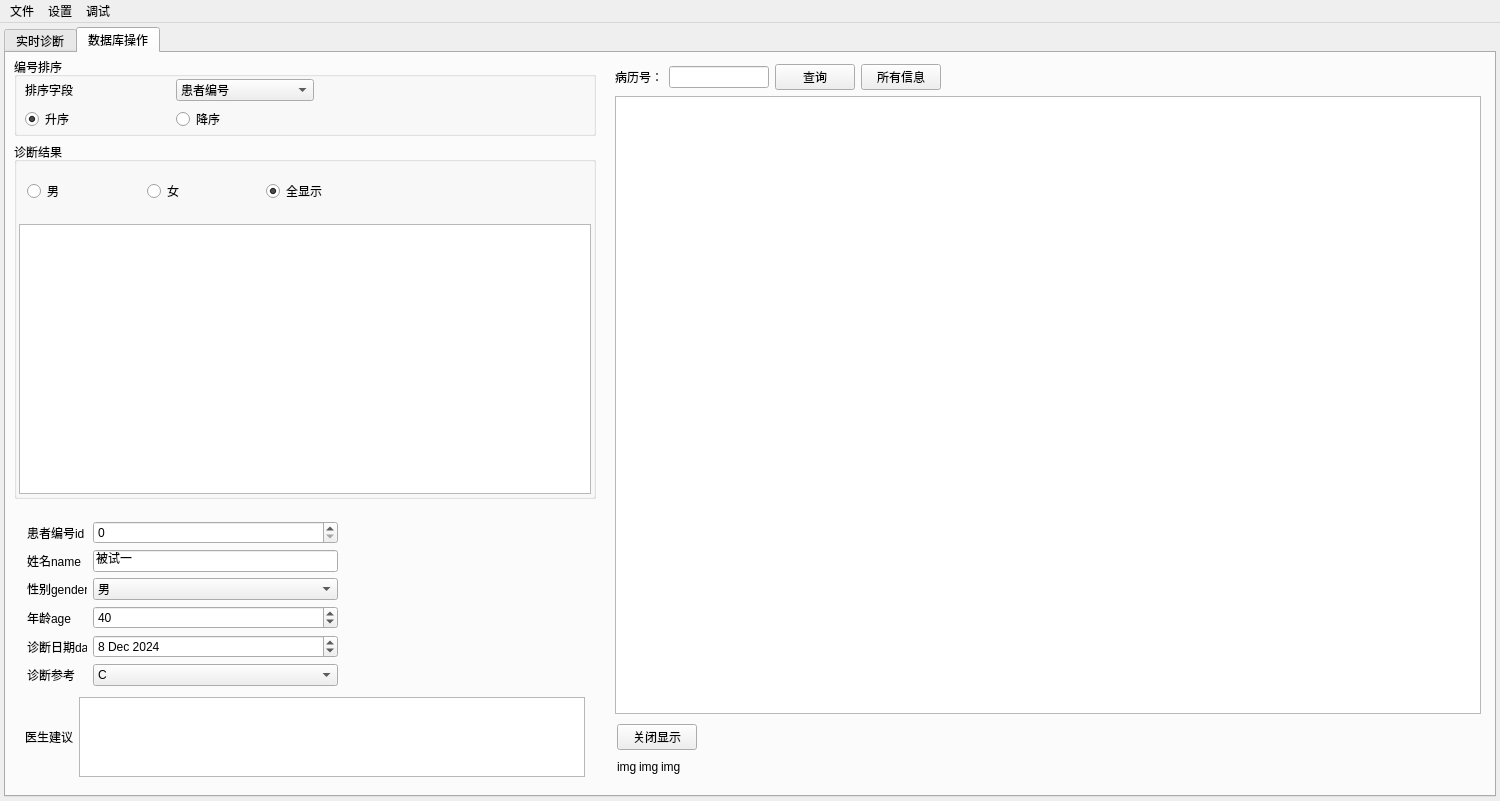
First picture: the form in assets/ui/microslidewindow.ui, repository yanboli0825/MicroSlide, before the edit.
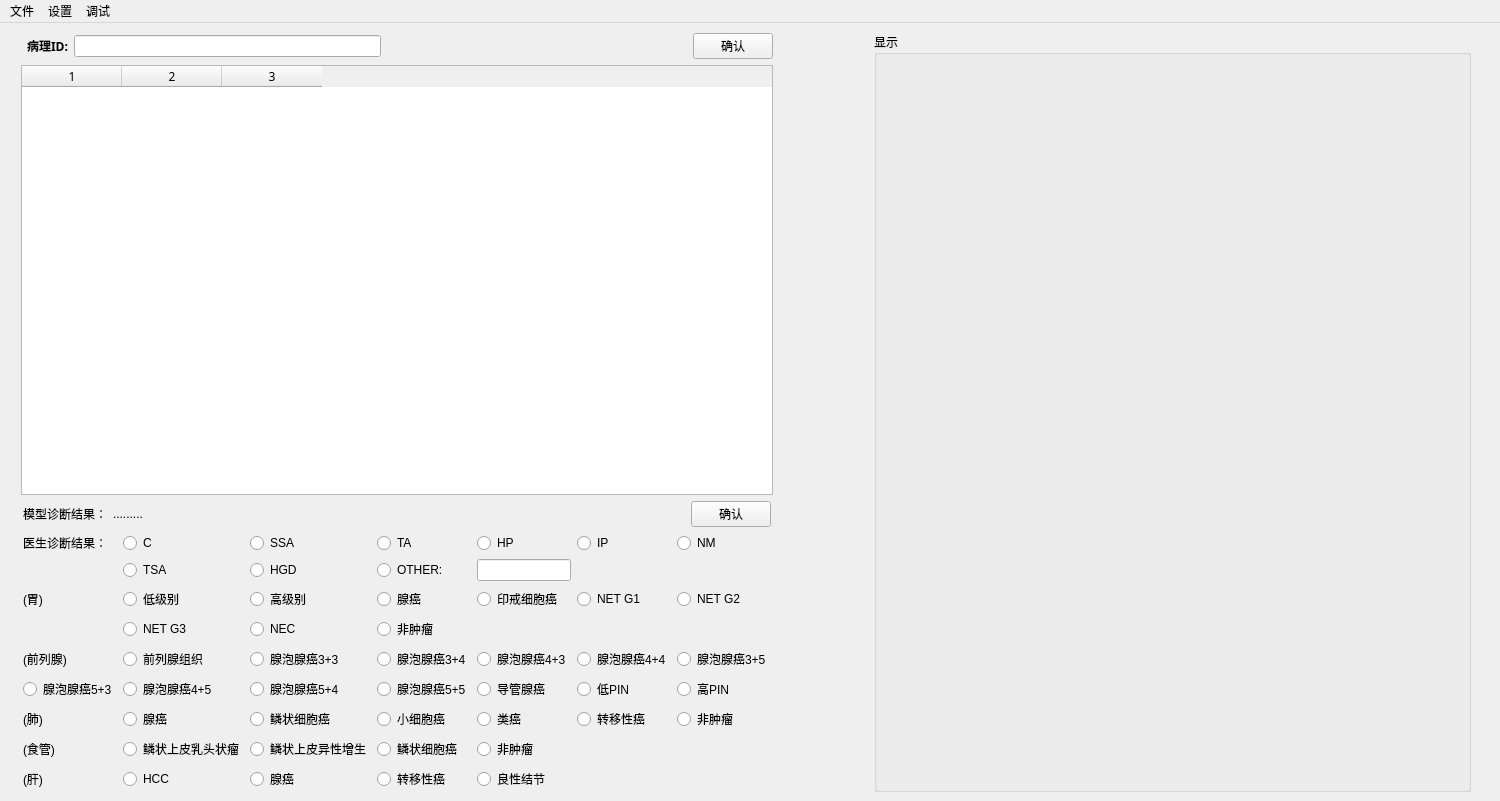
Second picture: the form after the edit. The open tabs and pages were chosen to show the change. Custom widgets are drawn as their Qt base class.

Diff of the .ui file:
```diff
--- a/assets/ui/microslidewindow.ui
+++ b/assets/ui/microslidewindow.ui
@@ -14,47 +14,7 @@
    <string>MainWindow</string>
   </property>
   <widget class="QWidget" name="centralwidget">
-   <layout class="QHBoxLayout" name="horizontalLayout" stretch="0">
-    <property name="spacing">
-     <number>6</number>
-    </property>
-    <property name="leftMargin">
-     <number>4</number>
-    </property>
-    <property name="topMargin">
-     <number>4</number>
-    </property>
-    <property name="rightMargin">
-     <number>4</number>
-    </property>
-    <property name="bottomMargin">
-     <number>4</number>
-    </property>
-    <item>
-     <widget class="QTabWidget" name="tabWidget">
-      <property name="currentIndex">
-       <number>0</number>
-      </property>
-      <widget class="QWidget" name="tab1_dignose">
-       <attribute name="title">
-        <string>实时诊断</string>
-       </attribute>
-       <layout class="QVBoxLayout" name="verticalLayout">
-        <property name="spacing">
-         <number>2</number>
-        </property>
-        <property name="leftMargin">
-         <number>0</number>
-        </property>
-        <property name="topMargin">
-         <number>0</number>
-        </property>
-        <property name="rightMargin">
-         <number>0</number>
-        </property>
-        <property name="bottomMargin">
-         <number>0</number>
-        </property>
+   <layout class="QHBoxLayout" name="horizontalLayout">
         <item>
          <layout class="QHBoxLayout" name="horizontalLayout_2" stretch="1,0,4">
           <property name="leftMargin">
@@ -703,591 +663,6 @@
         </item>
        </layout>
       </widget>
-      <widget class="QWidget" name="tab2_databse">
-       <attribute name="title">
-        <string>数据库操作</string>
-       </attribute>
-       <layout class="QHBoxLayout" name="horizontalLayout_4" stretch="2,3">
-        <property name="leftMargin">
-         <number>4</number>
-        </property>
-        <property name="topMargin">
-         <number>2</number>
-        </property>
-        <property name="rightMargin">
-         <number>4</number>
-        </property>
-        <property name="bottomMargin">
-         <number>2</number>
-        </property>
-        <item>
-         <widget class="QWidget" name="widget_db" native="true">
-          <layout class="QVBoxLayout" name="verticalLayout_2" stretch="1,5,4">
-           <property name="leftMargin">
-            <number>4</number>
-           </property>
-           <property name="topMargin">
-            <number>2</number>
-           </property>
-           <property name="rightMargin">
-            <number>4</number>
-           </property>
-           <property name="bottomMargin">
-            <number>2</number>
-           </property>
-           <item>
-            <widget class="QGroupBox" name="groupBox_sort">
-             <property name="title">
-              <string>编号排序</string>
-             </property>
-             <layout class="QVBoxLayout" name="verticalLayout_5">
-              <property name="leftMargin">
-               <number>2</number>
-              </property>
-              <property name="topMargin">
-               <number>2</number>
-              </property>
-              <property name="rightMargin">
-               <number>2</number>
-              </property>
-              <property name="bottomMargin">
-               <number>2</number>
-              </property>
-              <item>
-               <layout class="QGridLayout" name="gridLayout" rowstretch="1,1" columnstretch="1,1,2">
-                <property name="leftMargin">
-                 <number>6</number>
-                </property>
-                <property name="horizontalSpacing">
-                 <number>12</number>
-                </property>
-                <item row="0" column="0">
-                 <widget class="QLabel" name="label_5">
-                  <property name="text">
-                   <string>排序字段</string>
-                  </property>
-                 </widget>
-                </item>
-                <item row="0" column="1">
-                 <widget class="QComboBox" name="combo_sort">
-                  <item>
-                   <property name="text">
-                    <string>患者编号</string>
-                   </property>
-                  </item>
-                 </widget>
-                </item>
-                <item row="0" column="2">
-                 <spacer name="horizontalSpacer_2">
-                  <property name="orientation">
-                   <enum>Qt::Orientation::Horizontal</enum>
-                  </property>
-                  <property name="sizeHint" stdset="0">
-                   <size>
-                    <width>40</width>
-                    <height>20</height>
-                   </size>
-                  </property>
-                 </spacer>
-                </item>
-                <item row="1" column="0">
-                 <widget class="QRadioButton" name="rdBtn_up">
-                  <property name="text">
-                   <string>升序</string>
-                  </property>
-                  <property name="checked">
-                   <bool>true</bool>
-                  </property>
-                 </widget>
-                </item>
-                <item row="1" column="1">
-                 <widget class="QRadioButton" name="rdBtn_down">
-                  <property name="text">
-                   <string>降序</string>
-                  </property>
-                 </widget>
-                </item>
-               </layout>
-              </item>
-             </layout>
-            </widget>
-           </item>
-           <item>
-            <widget class="QGroupBox" name="groupBox_dbres">
-             <property name="title">
-              <string>诊断结果</string>
-             </property>
-             <layout class="QVBoxLayout" name="verticalLayout_4" stretch="1,5">
-              <property name="leftMargin">
-               <number>2</number>
-              </property>
-              <property name="topMargin">
-               <number>2</number>
-              </property>
-              <property name="rightMargin">
-               <number>2</number>
-              </property>
-              <property name="bottomMargin">
-               <number>2</number>
-              </property>
-              <item>
-               <widget class="QWidget" name="widget_4" native="true">
-                <layout class="QVBoxLayout" name="verticalLayout_7">
-                 <property name="leftMargin">
-                  <number>2</number>
-                 </property>
-                 <property name="topMargin">
-                  <number>2</number>
-                 </property>
-                 <property name="rightMargin">
-                  <number>2</number>
-                 </property>
-                 <property name="bottomMargin">
-                  <number>2</number>
-                 </property>
-                 <item>
-                  <layout class="QGridLayout" name="gridLayout_2" columnstretch="1,1,1,2">
-                   <property name="leftMargin">
-                    <number>6</number>
-                   </property>
-                   <property name="horizontalSpacing">
-                    <number>12</number>
-                   </property>
-                   <item row="0" column="0">
-                    <widget class="QRadioButton" name="rdBtn_male">
-                     <property name="text">
-                      <string>男</string>
-                     </property>
-                    </widget>
-                   </item>
-                   <item row="0" column="1">
-                    <widget class="QRadioButton" name="rdBtn_female">
-                     <property name="text">
-                      <string>女</string>
-                     </property>
-                    </widget>
-                   </item>
-                   <item row="0" column="2">
-                    <widget class="QRadioButton" name="rdBtn_all">
-                     <property name="text">
-                      <string>全显示</string>
-                     </property>
-                     <property name="checked">
-                      <bool>true</bool>
-                     </property>
-                    </widget>
-                   </item>
-                   <item row="0" column="3">
-                    <spacer name="horizontalSpacer_5">
-                     <property name="orientation">
-                      <enum>Qt::Orientation::Horizontal</enum>
-                     </property>
-                     <property name="sizeHint" stdset="0">
-                      <size>
-                       <width>40</width>
-                       <height>20</height>
-                      </size>
-                     </property>
-                    </spacer>
-                   </item>
-                  </layout>
-                 </item>
-                </layout>
-               </widget>
-              </item>
-              <item>
-               <widget class="QTableView" name="tableView_db"/>
-              </item>
-             </layout>
-            </widget>
-           </item>
-           <item>
-            <widget class="QWidget" name="widget_info" native="true">
-             <layout class="QVBoxLayout" name="verticalLayout_9">
-              <item>
-               <layout class="QVBoxLayout" name="verticalLayout_8" stretch="2,3">
-                <property name="leftMargin">
-                 <number>2</number>
-                </property>
-                <property name="topMargin">
-                 <number>5</number>
-                </property>
-                <property name="rightMargin">
-                 <number>2</number>
-                </property>
-                <property name="bottomMargin">
-                 <number>5</number>
-                </property>
-                <item>
-                 <layout class="QGridLayout" name="gridLayout_3" columnstretch="1,1,1">
-                  <property name="leftMargin">
-                   <number>2</number>
-                  </property>
-                  <property name="topMargin">
-                   <number>2</number>
-                  </property>
-                  <property name="rightMargin">
-                   <number>2</number>
-                  </property>
-                  <property name="bottomMargin">
-                   <number>5</number>
-                  </property>
-                  <item row="2" column="1">
-                   <widget class="QComboBox" name="combo_gender">
-                    <item>
-                     <property name="text">
-                      <string>男</string>
-                     </property>
-                    </item>
-                    <item>
-                     <property name="text">
-                      <string>女</string>
-                     </property>
-                    </item>
-                   </widget>
-                  </item>
-                  <item row="0" column="1">
-                   <widget class="QSpinBox" name="spinBox_id"/>
-                  </item>
-                  <item row="3" column="0">
-                   <widget class="QLabel" name="label_12">
-                    <property name="maximumSize">
-                     <size>
-                      <width>60</width>
-                      <height>16777215</height>
-                     </size>
-                    </property>
-                    <property name="text">
-                     <string>年龄age</string>
-                    </property>
-                   </widget>
-                  </item>
-                  <item row="1" column="0">
-                   <widget class="QLabel" name="label_10">
-                    <property name="maximumSize">
-                     <size>
-                      <width>60</width>
-                      <height>16777215</height>
-                     </size>
-                    </property>
-                    <property name="text">
-                     <string>姓名name</string>
-                    </property>
-                   </widget>
-                  </item>
-                  <item row="0" column="0">
-                   <widget class="QLabel" name="label_6">
-                    <property name="maximumSize">
-                     <size>
-                      <width>60</width>
-                      <height>16777215</height>
-                     </size>
-                    </property>
-                    <property name="text">
-                     <string>患者编号id</string>
-                    </property>
-                   </widget>
-                  </item>
-                  <item row="0" column="2">
-                   <spacer name="horizontalSpacer_6">
-                    <property name="orientation">
-                     <enum>Qt::Orientation::Horizontal</enum>
-                    </property>
-                    <property name="sizeHint" stdset="0">
-                     <size>
-                      <width>40</width>
-                      <height>20</height>
-                     </size>
-                    </property>
-                   </spacer>
-                  </item>
-                  <item row="1" column="1">
-                   <widget class="QLineEdit" name="lineEdit_name">
-                    <property name="text">
-                     <string>被试一</string>
-                    </property>
-                   </widget>
-                  </item>
-                  <item row="3" column="1">
-                   <widget class="QSpinBox" name="spinBox_age">
-                    <property name="maximum">
-                     <number>120</number>
-                    </property>
-                    <property name="value">
-                     <number>40</number>
-                    </property>
-                   </widget>
-                  </item>
-                  <item row="2" column="0">
-                   <widget class="QLabel" name="label_11">
-                    <property name="maximumSize">
-                     <size>
-                      <width>60</width>
-                      <height>16777215</height>
-                     </size>
-                    </property>
-                    <property name="text">
-                     <string>性别gender</string>
-                    </property>
-                   </widget>
-                  </item>
-                  <item row="4" column="1">
-                   <widget class="QDateEdit" name="dateEdit_diag">
-                    <property name="dateTime">
-                     <datetime>
-                      <hour>19</hour>
-                      <minute>0</minute>
-                      <second>0</second>
-                      <year>2024</year>
-                      <month>12</month>
-                      <day>8</day>
-                     </datetime>
-                    </property>
-                   </widget>
-                  </item>
-                  <item row="4" column="0">
-                   <widget class="QLabel" name="label_13">
-                    <property name="maximumSize">
-                     <size>
-                      <width>60</width>
-                      <height>16777215</height>
-                     </size>
-                    </property>
-                    <property name="text">
-                     <string>诊断日期date</string>
-                    </property>
-                   </widget>
-                  </item>
-                  <item row="5" column="0">
-                   <widget class="QLabel" name="label_14">
-                    <property name="maximumSize">
-                     <size>
-                      <width>60</width>
-                      <height>16777215</height>
-                     </size>
-                    </property>
-                    <property name="text">
-                     <string>诊断参考</string>
-                    </property>
-                   </widget>
-                  </item>
-                  <item row="5" column="1">
-                   <widget class="QComboBox" name="combo_diagnose">
-                    <item>
-                     <property name="text">
-                      <string>C</string>
-                     </property>
-                    </item>
-                    <item>
-                     <property name="text">
-                      <string>SSA</string>
-                     </property>
-                    </item>
-                    <item>
-                     <property name="text">
-                      <string>TA</string>
-                     </property>
-                    </item>
-                    <item>
-                     <property name="text">
-                      <string>HP</string>
-                     </property>
-                    </item>
-                    <item>
-                     <property name="text">
-                      <string>IP</string>
-                     </property>
-                    </item>
-                    <item>
-                     <property name="text">
-                      <string>NM</string>
-                     </property>
-                    </item>
-                   </widget>
-                  </item>
-                 </layout>
-                </item>
-                <item>
-                 <layout class="QHBoxLayout" name="horizontalLayout_6">
-                  <item>
-                   <widget class="QLabel" name="label_7">
-                    <property name="text">
-                     <string>医生建议</string>
-                    </property>
-                   </widget>
-                  </item>
-                  <item>
-                   <widget class="QPlainTextEdit" name="ptedit_suggest"/>
-                  </item>
-                 </layout>
-                </item>
-               </layout>
-              </item>
-             </layout>
-            </widget>
-           </item>
-          </layout>
-         </widget>
-        </item>
-        <item>
-         <widget class="QWidget" name="widget" native="true">
-          <layout class="QVBoxLayout" name="verticalLayout_10">
-           <item>
-            <layout class="QVBoxLayout" name="verticalLayout_11" stretch="0,0,0">
-             <item>
-              <layout class="QHBoxLayout" name="horizontalLayout_7">
-               <item>
-                <widget class="QLabel" name="label_16">
-                 <property name="text">
-                  <string>病历号：</string>
-                 </property>
-                </widget>
-               </item>
-               <item>
-                <widget class="QLineEdit" name="lineEdit_patien_id">
-                 <property name="maximumSize">
-                  <size>
-                   <width>100</width>
-                   <height>16777215</height>
-                  </size>
-                 </property>
-                </widget>
-               </item>
-               <item>
-                <widget class="QPushButton" name="btn_search">
-                 <property name="text">
-                  <string>查询</string>
-                 </property>
-                </widget>
-               </item>
-               <item>
-                <widget class="QPushButton" name="btn_all_info">
-                 <property name="text">
-                  <string>所有信息</string>
-                 </property>
-                </widget>
-               </item>
-               <item>
-                <spacer name="horizontalSpacer_7">
-                 <property name="orientation">
-                  <enum>Qt::Orientation::Horizontal</enum>
-                 </property>
-                 <property name="sizeHint" stdset="0">
-                  <size>
-                   <width>40</width>
-                   <height>20</height>
-                  </size>
-                 </property>
-                </spacer>
-               </item>
-              </layout>
-             </item>
-             <item>
-              <widget class="QTableView" name="tableView_db_2"/>
-             </item>
-             <item>
-              <widget class="QWidget" name="widget_res_img" native="true">
-               <layout class="QVBoxLayout" name="verticalLayout_12">
-                <property name="spacing">
-                 <number>2</number>
-                </property>
-                <property name="leftMargin">
-                 <number>2</number>
-                </property>
-                <property name="topMargin">
-                 <number>2</number>
-                </property>
-                <property name="rightMargin">
-                 <number>2</number>
-                </property>
-                <property name="bottomMargin">
-                 <number>2</number>
-                </property>
-                <item>
-                 <layout class="QHBoxLayout" name="horizontalLayout_8">
-                  <property name="topMargin">
-                   <number>2</number>
-                  </property>
-                  <item>
-                   <widget class="QPushButton" name="btn_close_res_img">
-                    <property name="text">
-                     <string>关闭显示</string>
-                    </property>
-                   </widget>
-                  </item>
-                  <item>
-                   <spacer name="horizontalSpacer_9">
-                    <property name="orientation">
-                     <enum>Qt::Orientation::Horizontal</enum>
-                    </property>
-                    <property name="sizeHint" stdset="0">
-                     <size>
-                      <width>40</width>
-                      <height>20</height>
-                     </size>
-                    </property>
-                   </spacer>
-                  </item>
-                 </layout>
-                </item>
-                <item>
-                 <layout class="QHBoxLayout" name="hLayout_res_img">
-                  <property name="topMargin">
-                   <number>5</number>
-                  </property>
-                  <property name="bottomMargin">
-                   <number>5</number>
-                  </property>
-                  <item>
-                   <widget class="QLabel" name="label_res_img_1">
-                    <property name="text">
-                     <string>img</string>
-                    </property>
-                   </widget>
-                  </item>
-                  <item>
-                   <widget class="QLabel" name="label_res_img_2">
-                    <property name="text">
-                     <string>img</string>
-                    </property>
-                   </widget>
-                  </item>
-                  <item>
-                   <widget class="QLabel" name="label_res_img_3">
-                    <property name="text">
-                     <string>img</string>
-                    </property>
-                   </widget>
-                  </item>
-                  <item>
-                   <spacer name="horizontalSpacer_8">
-                    <property name="orientation">
-                     <enum>Qt::Orientation::Horizontal</enum>
-                    </property>
-                    <property name="sizeHint" stdset="0">
-                     <size>
-                      <width>40</width>
-                      <height>20</height>
-                     </size>
-                    </property>
-                   </spacer>
-                  </item>
-                 </layout>
-                </item>
-               </layout>
-              </widget>
-             </item>
-            </layout>
-           </item>
-          </layout>
-         </widget>
-        </item>
-       </layout>
-      </widget>
-     </widget>
-    </item>
-   </layout>
-  </widget>
   <widget class="QMenuBar" name="menubar">
    <property name="geometry">
     <rect>
```
Left out of the diff: 2 changed lines with no effect on the pictures. Lines whose indentation alone changed are shown as unchanged.
